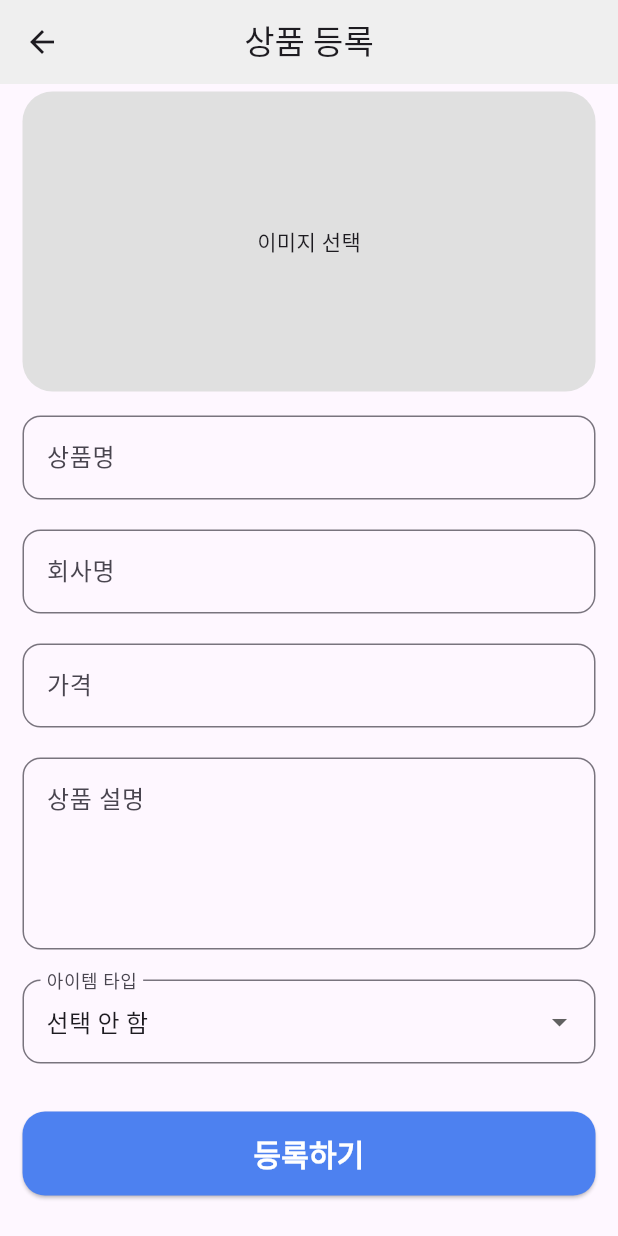
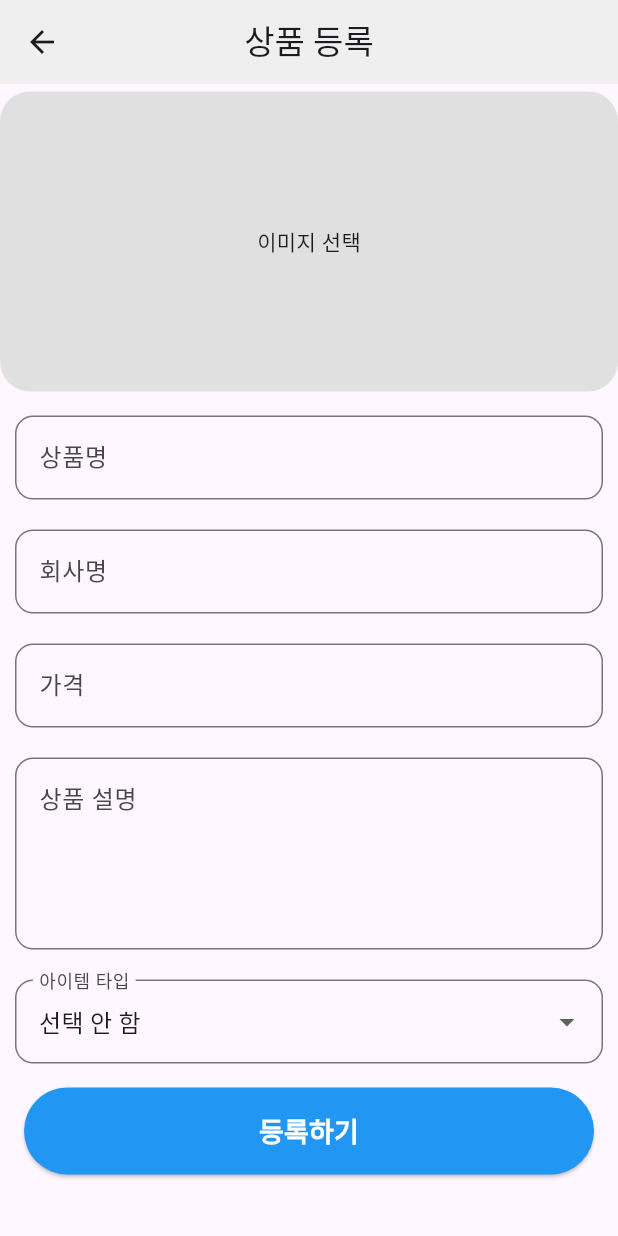
Before and after one commit to HongWonjong/flutter_shoppingmall, a Flutter app: the CreateItemPage screen opened directly, on a phone screen of 412 x 824 dp. Run offline on Flutter 3.47's test engine with Material 3 defaults, Android fonts, the phone set to English and light mode, and no system bars; our stand-ins replace flutter_riverpod, image_picker; network calls fail.

Commit message:
Design: 상품 들록 페이지 ui 수정

```diff
--- a/lib/pages/create_item_page.dart
+++ b/lib/pages/create_item_page.dart
@@ -51,7 +51,14 @@ class _CreateItemPageState extends ConsumerState<CreateItemPage> {
       // itemProvider의 addItem 메서드가 ItemType을 받도록 가정하고 수정 필요
       ref
           .read(itemListProvider.notifier)
-          .addItem(name, companyName, price, description, _selectedImage, _selectedItemType!);
+          .addItem(
+            name,
+            companyName,
+            price,
+            description,
+            _selectedImage,
+            _selectedItemType!,
+          );
 
       Navigator.pop(context);
     }
@@ -61,11 +68,10 @@ class _CreateItemPageState extends ConsumerState<CreateItemPage> {
   Widget build(BuildContext context) {
     return Scaffold(
       appBar: const CustomAppBar(title: '상품 등록'),
-      body: Padding(
-        padding: const EdgeInsets.symmetric(horizontal: 15),
-        child: Form(
+      body: Form(
         key: _formKey,
-          child: SingleChildScrollView( // 스크롤 가능하도록 추가
+        child: SingleChildScrollView(
+          // 스크롤 가능하도록 추가
           child: Column(
             children: [
               GestureDetector(
@@ -77,7 +83,8 @@ class _CreateItemPageState extends ConsumerState<CreateItemPage> {
                     borderRadius: BorderRadius.circular(20),
                     color: Colors.grey[300],
                   ),
-                    child: _selectedImage != null
+                  child:
+                      _selectedImage != null
                           ? Image.file(
                             _selectedImage!,
                             fit: BoxFit.cover,
@@ -107,27 +114,31 @@ class _CreateItemPageState extends ConsumerState<CreateItemPage> {
               ),
               const SizedBox(height: 20),
               _buildDropdown(), // ItemType 선택 드롭다운 추가
-                const SizedBox(height: 32),
               Align(
                 alignment: Alignment.bottomCenter,
+                child: Container(
+                  padding: EdgeInsets.all(16),
+                  width: double.infinity,
                   child: ElevatedButton(
-                    onPressed: _submit,
-                    style: ElevatedButton.styleFrom(
-                      minimumSize: Size(double.infinity, 56),
-                      backgroundColor: Color(0xFF4D81F0),
-                      foregroundColor: Colors.white,
-                      shape: RoundedRectangleBorder(
-                        borderRadius: BorderRadius.circular(15),
+                    onPressed: () {
+                      _submit(); // 결제 완료 팝업 띄우기
+                    },
+                    child: Text(
+                      "등록하기",
+                      style: TextStyle(
+                        fontSize: 18,
+                        fontWeight: FontWeight.bold,
+                        color: Colors.white,
                       ),
                     ),
-                    child: const Text(
-                      '등록하기',
-                      style: TextStyle(fontSize: 20, fontWeight: FontWeight.bold),
+                    style: ElevatedButton.styleFrom(
+                      backgroundColor: Colors.blue,
+                      padding: EdgeInsets.symmetric(vertical: 16),
+                    ),
                   ),
                 ),
               ),
             ],
-            ),
           ),
         ),
       ),
@@ -142,7 +153,9 @@ class _CreateItemPageState extends ConsumerState<CreateItemPage> {
     TextInputType keyboardType = TextInputType.text,
     bool isNumeric = false,
   }) {
-    return TextFormField(
+    return Padding(
+      padding: const EdgeInsets.symmetric(horizontal: 10),
+      child: TextFormField(
         controller: controller,
         decoration: InputDecoration(
           labelText: label,
@@ -160,22 +173,23 @@ class _CreateItemPageState extends ConsumerState<CreateItemPage> {
           }
           return null;
         },
+      ),
     );
   }
 
   Widget _buildDropdown() {
-    return DropdownButtonFormField<ItemType?>(
+    return Padding(
+      padding: const EdgeInsets.symmetric(horizontal: 10),
+      child: DropdownButtonFormField<ItemType?>(
         value: _selectedItemType,
         decoration: InputDecoration(
           labelText: '아이템 타입',
           border: OutlineInputBorder(borderRadius: BorderRadius.circular(12)),
         ),
         items: [
-        const DropdownMenuItem<ItemType?>(
-          value: null,
-          child: Text('선택 안 함'),
-        ),
-        ...ItemType.values.map((type) => DropdownMenuItem<ItemType>(
+          const DropdownMenuItem<ItemType?>(value: null, child: Text('선택 안 함')),
+          ...ItemType.values.map(
+            (type) => DropdownMenuItem<ItemType>(
               value: type,
               child: Text(
                 type == ItemType.food
@@ -184,9 +198,10 @@ class _CreateItemPageState extends ConsumerState<CreateItemPage> {
                     ? '의류'
                     : type == ItemType.appliance
                     ? '가전제품'
-                : '기타'
+                    : '기타',
               ),
-        )),
+            ),
+          ),
         ],
         onChanged: (value) {
           setState(() {
@@ -194,6 +209,7 @@ class _CreateItemPageState extends ConsumerState<CreateItemPage> {
           });
         },
         validator: (value) => null, // 필수 입력이 아니므로 null 허용
+      ),
     );
   }
 }
```
Lines whose indentation alone changed are shown as unchanged.
